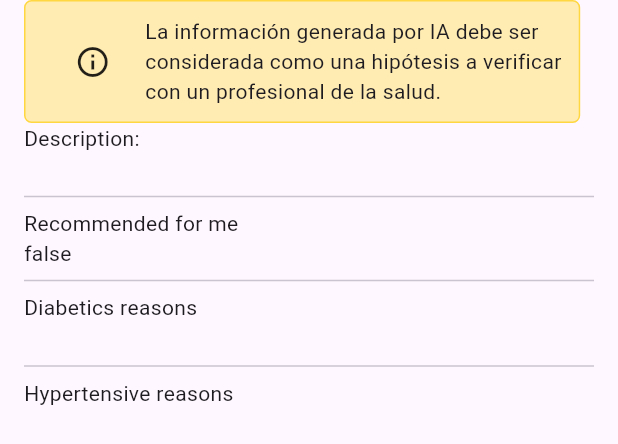
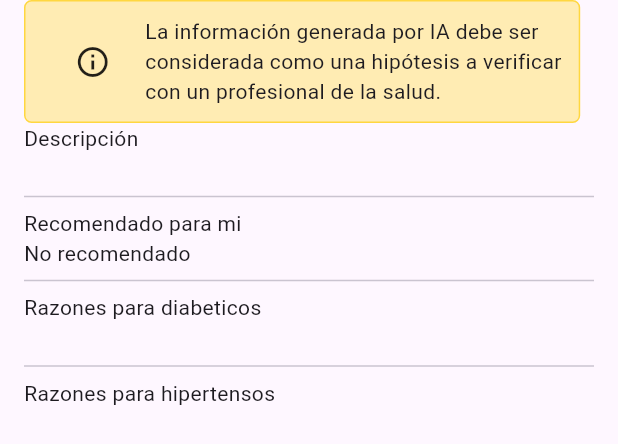
Before and after one commit to nehemiasmunoz/Decoder-F, a Flutter app: the DetailScreenBody widget shown alone on an empty page, opened directly with empty values, on a phone screen of 412 x 824 dp. Shown: the top 444 px of the screen. Run offline on Flutter 3.47's test engine with Material 3 defaults, Android fonts, the phone set to English and light mode, and no system bars; our stand-ins replace flutter_dotenv, google_generative_ai, sqflite; accounts and stored records are empty.

Commit message:
Upd: change texts language to spanish

```diff
--- a/lib/src/presentation/ui/components/ingredient_tile.dart
+++ b/lib/src/presentation/ui/components/ingredient_tile.dart
@@ -24,7 +24,7 @@ class IngredientTile extends StatelessWidget {
                   ScaffoldMessenger.of(context).showSnackBar(
                     SnackBar(
                       content: Text(
-                        "${ingredient.name} Has been deleted",
+                        "${ingredient.name} eliminado",
                       ),
                     ),
                   );
@@ -51,8 +51,8 @@ class IngredientTile extends StatelessWidget {
                           vertical: 4, horizontal: 6),
                       child: Text(
                         (ingredient.recommendedForMe)
-                            ? "Recommended"
-                            : "Not recommended",
+                            ? "Recomendado"
+                            : "No recomendado",
                         style: const TextStyle(
                             color: Colors.white, fontWeight: FontWeight.bold),
                       ),
--- a/lib/src/presentation/ui/screens/detail/detail_screen.dart
+++ b/lib/src/presentation/ui/screens/detail/detail_screen.dart
@@ -50,18 +50,19 @@ class DetailScreenBody extends StatelessWidget {
                 ],
               ),
             ),
-            const Text("Description:"),
+            const Text("Descripción"),
             Text(ingredient.description),
             const Divider(),
-            const Text("Recommended for me"),
-            Text(ingredient.recommendedForMe.toString()),
+            const Text("Recomendado para mi"),
+            Text(
+                ingredient.recommendedForMe ? "Recomendado" : "No recomendado"),
             const Divider(),
             Visibility(
                 visible: (ingredient.diabeticsReasons != "[]"),
                 child: Column(
                   crossAxisAlignment: CrossAxisAlignment.start,
                   children: [
-                    const Text("Diabetics reasons"),
+                    const Text("Razones para diabeticos"),
                     Text(
                       ingredient.diabeticsReasons
                           .replaceAll(RegExp(r'[\[\]]'), ''),
@@ -74,7 +75,7 @@ class DetailScreenBody extends StatelessWidget {
               child: Column(
                 crossAxisAlignment: CrossAxisAlignment.start,
                 children: [
-                  const Text("Hypertensive reasons"),
+                  const Text("Razones para hipertensos"),
                   Text(ingredient.hypertensiveReasons
                       .replaceAll(RegExp(r'[\[\]]'), '')),
                 ],
--- a/lib/src/presentation/ui/screens/home/home_screen.dart
+++ b/lib/src/presentation/ui/screens/home/home_screen.dart
@@ -18,12 +18,12 @@ class HomeScreen extends StatelessWidget {
         child: user.name == ""
             ? ElevatedButton(
                 onPressed: () => Navigator.pushNamed(context, "register"),
-                child: const Text("Register"))
+                child: const Text("Registrarse"))
             : const DrawerMenu(),
       ),
       appBar: AppBar(
         title: const Text(
-          "Home Screen",
+          "Inicio",
           style: TextStyle(fontSize: 25, fontWeight: FontWeight.w700),
         ),
         centerTitle: true,
@@ -38,7 +38,7 @@ class HomeScreen extends StatelessWidget {
             builder: (ctx) => SearchIngredientView(),
           );
         },
-        label: const Text("Search"),
+        label: const Text("Buscar"),
         icon: const Icon(Icons.search),
       ),
     );
@@ -59,7 +59,7 @@ class HomeScreenBody extends StatelessWidget {
           mainAxisSize: MainAxisSize.max,
           children: [
             Text(
-              "${value.ingredients.length} Ingredients",
+              "${value.ingredients.length} Ingredientes",
               style: const TextStyle(fontWeight: FontWeight.bold),
             ),
             Expanded(
@@ -67,7 +67,7 @@ class HomeScreenBody extends StatelessWidget {
                 builder: (BuildContext context, value, Widget? child) {
                   if (value.ingredients.isEmpty) {
                     return const Center(
-                        child: Text("The ingredient database is empty"));
+                        child: Text("Aun no existen registros"));
                   }
                   return ListView.builder(
                     itemCount: value.ingredients.length,
```
Also changed, not shown: lib/src/presentation/ui/screens/search/search_ingredient_view.dart (+4 -7 lines).
